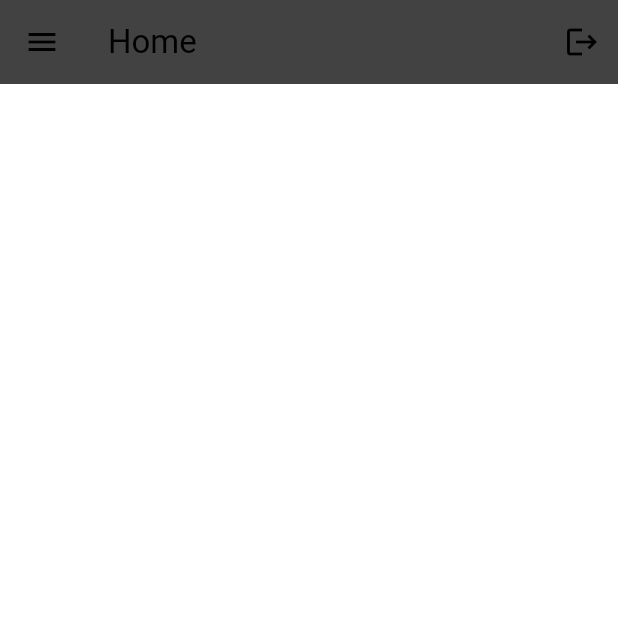
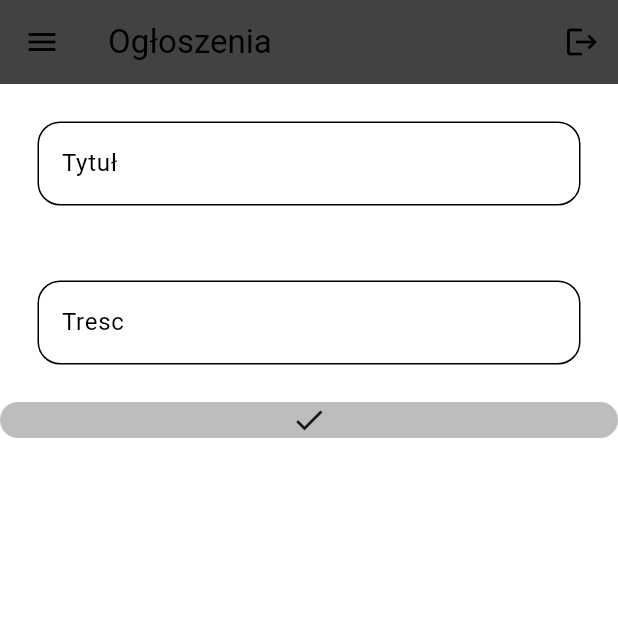
Before and after one commit to MichalDawidowicz/pieski, a Flutter app: the screen it shows once a user with an empty profile is signed in, on a phone screen of 412 x 824 dp, the top half of it. Run offline on Flutter 3.47's test engine with Material 3 defaults, Android fonts, the phone set to English and light mode, and no system bars; our stand-ins replace cloud_firestore, firebase_auth, firebase_core; accounts and stored records are empty; network calls fail.

Commit message:
dodawanie ogloszen troceh zrobione

```diff
--- a/lib/auth/auth.dart
+++ b/lib/auth/auth.dart
@@ -14,7 +14,7 @@ class AuthPage extends StatelessWidget {
         stream: FirebaseAuth.instance.authStateChanges(),
         builder: (context,snapshot){
           if(snapshot.hasData){
-            return const HomePage();
+            return  HomePage();
           }else{
             return const LoginOrRegister();
           }
--- /dev/null
+++ b/lib/components/my_post_button.dart
@@ -0,0 +1,19 @@
+import 'package:flutter/material.dart';
+
+class PostButton extends StatelessWidget {
+  final void Function()? onTap;
+  const PostButton({super.key, this.onTap});
+
+  @override
+  Widget build(BuildContext context) {
+    return GestureDetector(
+      onTap: onTap ,
+      child:Container(
+        decoration: BoxDecoration(
+            color: Theme.of(context).colorScheme.secondary,
+        borderRadius: BorderRadius.circular(15)),
+        child: Center(child: Icon(Icons.done),),
+      ) ,
+    );
+  }
+}
--- /dev/null
+++ b/lib/database/firestore.dart
@@ -0,0 +1,21 @@
+import 'package:cloud_firestore/cloud_firestore.dart';
+import 'package:firebase_auth/firebase_auth.dart';
+
+class FirestoreDatabase {
+  User? user = FirebaseAuth.instance.currentUser;
+
+  final CollectionReference posts = FirebaseFirestore.instance.collection("Posts");
+
+  Future<void> addPost (String title, String message){
+    return posts.add({
+      'UserEmail': user!.email,
+      'PostTitle': title,
+      'PostMessage': message
+    });
+  }
+
+  Stream<QuerySnapshot> getPostStream(){
+    final postsStream = FirebaseFirestore.instance.collection('Posts').snapshots();
+    return postsStream;
+  }
+}
--- a/lib/main.dart
+++ b/lib/main.dart
@@ -27,7 +27,7 @@ class MyApp extends StatelessWidget {
       darkTheme: darkMode,
       routes: {
         '/login_register_page':(context) => const LoginOrRegister(),
-        '/home_page':(context) => const HomePage(),
+        '/home_page':(context) =>  HomePage(),
         '/profile_page':(context) =>  ProfilePage(),
         '/users_page':(context) => const UsersPage(),
 
--- a/lib/pages/home_page.dart
+++ b/lib/pages/home_page.dart
@@ -1,11 +1,15 @@
 import 'package:firebase_auth/firebase_auth.dart';
 import 'package:flutter/material.dart';
 import 'package:ogloszenia/components/my_drawer.dart';
+import 'package:ogloszenia/components/my_post_button.dart';
+import 'package:ogloszenia/components/my_textfield.dart';
 
 class HomePage extends StatelessWidget {
-  const HomePage({super.key});
+  HomePage({super.key});
+  final TextEditingController titleController = TextEditingController();
+  final TextEditingController postController = TextEditingController();
 
-  void logout(){
+  void logout() {
     FirebaseAuth.instance.signOut();
   }
 
@@ -13,19 +17,41 @@ class HomePage extends StatelessWidget {
   Widget build(BuildContext context) {
     return Scaffold(
       appBar: AppBar(
-        title: Text("Home"),
+        title: Text("Ogłoszenia"),
         backgroundColor: Theme.of(context).colorScheme.inversePrimary,
         elevation: 0,
         actions: [
           //logout
           IconButton(
-              onPressed: logout,
-              icon: Icon(Icons.logout),
-
+            onPressed: logout,
+            icon: Icon(Icons.logout),
           )
         ],
       ),
       drawer: MyDrawer(),
+      body: Column(
+        children: [
+          Padding(
+            padding: const EdgeInsets.all(25),
+            child: MyTextField(
+              hintText: "Tytuł",
+              obscureText: false,
+              controller: titleController,
+            ),
+          ),
+          Padding(
+            padding: const EdgeInsets.all(25),
+            child: Expanded(
+              child: MyTextField(
+                hintText: "Tresc",
+                obscureText: false,
+                controller: postController,
+              ),
+            ),
+          ),
+          PostButton()
+        ],
+      ),
     );
   }
 }
```
